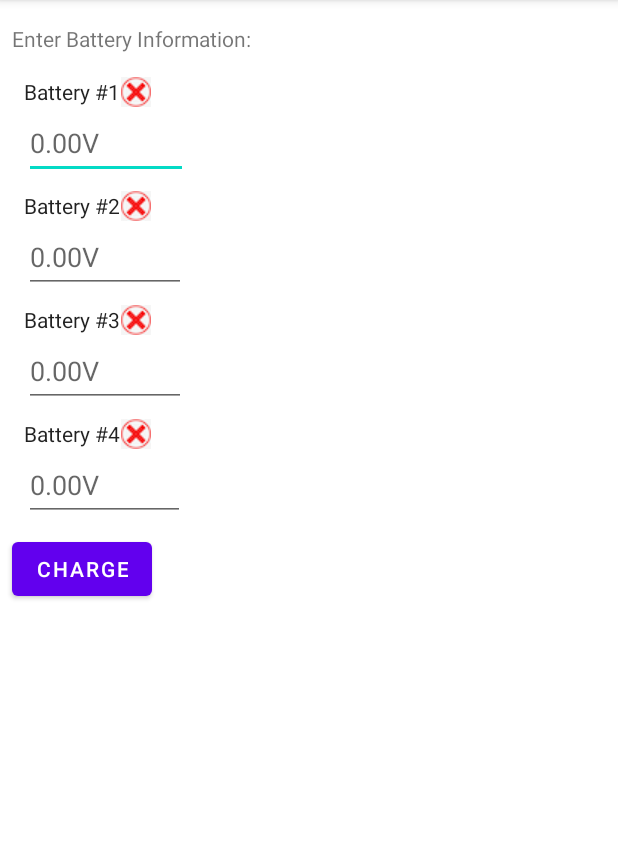
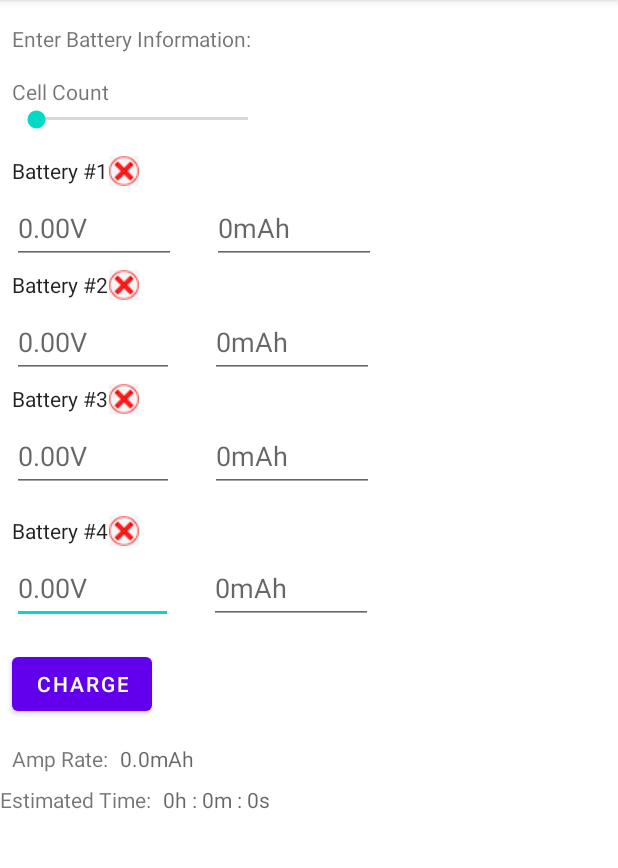
Before and after one commit to brandngo/BatteryHelper, an Android app: the screen it shows after launch (MainActivity), on a phone screen of 412 x 824 dp, the part 84-952 px from its top. Run offline under Robolectric (Android 15) with nearby library versions, the phone set to English and light mode, and no system bars.

Commit message:
Finished design layout for cell count, amp rate, estimated time

```diff
--- a/app/src/main/res/layout/activity_main.xml
+++ b/app/src/main/res/layout/activity_main.xml
@@ -16,80 +16,49 @@
         app:layout_constraintStart_toStartOf="parent"
         app:layout_constraintTop_toTopOf="parent" />
 
+    <CheckedTextView
+        android:id="@+id/bat1label"
+        android:layout_width="wrap_content"
+        android:layout_height="wrap_content"
+        android:layout_marginStart="8dp"
+        android:layout_marginTop="16dp"
+        android:checkMark="@drawable/error"
+        android:text="Battery #1"
+        app:layout_constraintStart_toStartOf="parent"
+        app:layout_constraintTop_toBottomOf="@+id/seekBar" />
+
+    <EditText
+        android:id="@+id/bat4Voltage"
+        android:layout_width="107dp"
+        android:layout_height="48dp"
+        android:layout_marginStart="8dp"
+        android:layout_marginTop="4dp"
+        android:ems="10"
+        android:hint="0.00V"
+        android:inputType="numberDecimal"
+        app:layout_constraintStart_toStartOf="parent"
+        app:layout_constraintTop_toBottomOf="@+id/bat4label" />
+
     <EditText
         android:id="@+id/bat1Voltage"
         android:layout_width="109dp"
         android:layout_height="48dp"
-        android:layout_marginStart="16dp"
+        android:layout_marginStart="8dp"
+        android:layout_marginTop="4dp"
         android:ems="10"
         android:hint="0.00V"
         android:inputType="numberDecimal"
         app:layout_constraintStart_toStartOf="parent"
         app:layout_constraintTop_toBottomOf="@+id/bat1label" />
 
-    <EditText
-        android:id="@+id/bat3Voltage"
-        android:layout_width="108dp"
-        android:layout_height="48dp"
-        android:layout_marginStart="16dp"
-        android:ems="10"
-        android:hint="0.00V"
-        android:inputType="numberDecimal"
-        app:layout_constraintStart_toStartOf="parent"
-        app:layout_constraintTop_toBottomOf="@+id/bat3label" />
-
-    <EditText
-        android:id="@+id/bat4Voltage"
-        android:layout_width="107dp"
-        android:layout_height="48dp"
-        android:layout_marginStart="16dp"
-        android:ems="10"
-        android:hint="0.00V"
-        android:inputType="numberDecimal"
-        app:layout_constraintStart_toStartOf="parent"
-        app:layout_constraintTop_toBottomOf="@+id/bat4label" />
-
-    <CheckedTextView
-        android:id="@+id/bat4label"
-        android:layout_width="wrap_content"
-        android:layout_height="wrap_content"
-        android:layout_marginStart="16dp"
-        android:layout_marginTop="8dp"
-        android:text="Battery #4"
-        android:checkMark="@drawable/error"
-        app:layout_constraintStart_toStartOf="parent"
-        app:layout_constraintTop_toBottomOf="@+id/bat3Voltage" />
-
-    <CheckedTextView
-        android:id="@+id/bat1label"
-        android:layout_width="wrap_content"
-        android:layout_height="wrap_content"
-        android:layout_marginStart="16dp"
-        android:layout_marginTop="16dp"
-        android:text="Battery #1"
-        android:checkMark="@drawable/error"
-        app:layout_constraintStart_toStartOf="parent"
-        app:layout_constraintTop_toBottomOf="@+id/batterylist" />
-
-    <CheckedTextView
-        android:id="@+id/bat3label"
-        android:layout_width="wrap_content"
-        android:layout_height="wrap_content"
-        android:layout_marginStart="16dp"
-        android:layout_marginTop="8dp"
-        android:checkMark="@drawable/error"
-        android:text="Battery #3"
-        app:layout_constraintStart_toStartOf="parent"
-        app:layout_constraintTop_toBottomOf="@+id/bat2Voltage" />
-
     <CheckedTextView
         android:id="@+id/bat2label"
         android:layout_width="wrap_content"
         android:layout_height="wrap_content"
-        android:layout_marginStart="16dp"
-        android:layout_marginTop="8dp"
+        android:layout_marginStart="8dp"
+        android:layout_marginTop="4dp"
+        android:checkMark="@drawable/error"
         android:text="Battery #2"
-        android:checkMark="@drawable/error"
         app:layout_constraintStart_toStartOf="parent"
         app:layout_constraintTop_toBottomOf="@+id/bat1Voltage" />
 
@@ -97,21 +66,163 @@
         android:id="@+id/bat2Voltage"
         android:layout_width="108dp"
         android:layout_height="48dp"
-        android:layout_marginStart="16dp"
+        android:layout_marginStart="8dp"
+        android:layout_marginTop="4dp"
         android:ems="10"
         android:hint="0.00V"
         android:inputType="numberDecimal"
         app:layout_constraintStart_toStartOf="parent"
         app:layout_constraintTop_toBottomOf="@+id/bat2label" />
 
+    <EditText
+        android:id="@+id/bat3Voltage"
+        android:layout_width="108dp"
+        android:layout_height="48dp"
+        android:layout_marginStart="8dp"
+        android:layout_marginTop="4dp"
+        android:ems="10"
+        android:hint="0.00V"
+        android:inputType="numberDecimal"
+        app:layout_constraintStart_toStartOf="parent"
+        app:layout_constraintTop_toBottomOf="@+id/bat3label" />
+
+    <CheckedTextView
+        android:id="@+id/bat4label"
+        android:layout_width="wrap_content"
+        android:layout_height="wrap_content"
+        android:layout_marginStart="8dp"
+        android:layout_marginTop="16dp"
+        android:checkMark="@drawable/error"
+        android:text="Battery #4"
+        app:layout_constraintStart_toStartOf="parent"
+        app:layout_constraintTop_toBottomOf="@+id/bat3Voltage" />
+
     <Button
         android:id="@+id/chargeBtn"
         android:layout_width="wrap_content"
         android:layout_height="wrap_content"
         android:layout_marginStart="8dp"
-        android:layout_marginTop="8dp"
+        android:layout_marginTop="16dp"
         android:text="Charge"
         app:layout_constraintStart_toStartOf="parent"
         app:layout_constraintTop_toBottomOf="@+id/bat4Voltage" />
 
+    <CheckedTextView
+        android:id="@+id/bat3label"
+        android:layout_width="wrap_content"
+        android:layout_height="wrap_content"
+        android:layout_marginStart="8dp"
+        android:layout_marginTop="4dp"
+        android:checkMark="@drawable/error"
+        android:text="Battery #3"
+        app:layout_constraintStart_toStartOf="parent"
+        app:layout_constraintTop_toBottomOf="@+id/bat2Voltage" />
+
+    <SeekBar
+        android:id="@+id/seekBar"
+        android:layout_width="173dp"
+        android:layout_height="17dp"
+        android:layout_marginStart="8dp"
+        android:max="6"
+        android:min="1"
+        app:layout_constraintStart_toStartOf="parent"
+        app:layout_constraintTop_toBottomOf="@+id/cellCountSlider" />
+
+    <TextView
+        android:id="@+id/cellCountSlider"
+        android:layout_width="wrap_content"
+        android:layout_height="wrap_content"
+        android:layout_marginStart="8dp"
+        android:layout_marginTop="16dp"
+        android:text="Cell Count"
+        app:layout_constraintStart_toStartOf="parent"
+        app:layout_constraintTop_toBottomOf="@+id/batterylist" />
+
+    <EditText
+        android:id="@+id/bat1amp"
+        android:layout_width="109dp"
+        android:layout_height="48dp"
+        android:layout_marginStart="24dp"
+        android:layout_marginTop="4dp"
+        android:ems="10"
+        android:hint="0mAh"
+        android:inputType="number"
+        app:layout_constraintStart_toEndOf="@+id/bat1Voltage"
+        app:layout_constraintTop_toBottomOf="@+id/bat1label" />
+
+    <EditText
+        android:id="@+id/bat2amp"
+        android:layout_width="109dp"
+        android:layout_height="48dp"
+        android:layout_marginStart="24dp"
+        android:layout_marginTop="4dp"
+        android:ems="10"
+        android:hint="0mAh"
+        android:inputType="number"
+        app:layout_constraintStart_toEndOf="@+id/bat2Voltage"
+        app:layout_constraintTop_toBottomOf="@+id/bat2label" />
+
+    <EditText
+        android:id="@+id/bat3amp"
+        android:layout_width="109dp"
+        android:layout_height="48dp"
+        android:layout_marginStart="24dp"
+        android:layout_marginTop="4dp"
+        android:ems="10"
+        android:hint="0mAh"
+        android:inputType="number"
+        app:layout_constraintStart_toEndOf="@+id/bat3Voltage"
+        app:layout_constraintTop_toBottomOf="@+id/bat3label" />
+
+    <EditText
+        android:id="@+id/bat4amp"
+        android:layout_width="109dp"
+        android:layout_height="48dp"
+        android:layout_marginStart="24dp"
+        android:layout_marginTop="4dp"
+        android:ems="10"
+        android:hint="0mAh"
+        android:inputType="number"
+        app:layout_constraintStart_toEndOf="@+id/bat4Voltage"
+        app:layout_constraintTop_toBottomOf="@+id/bat4label" />
+
+    <TextView
+        android:id="@+id/amprate"
+        android:layout_width="wrap_content"
+        android:layout_height="wrap_content"
+        android:layout_marginStart="8dp"
+        android:layout_marginTop="16dp"
+        android:text="Amp Rate:"
+        app:layout_constraintStart_toStartOf="parent"
+        app:layout_constraintTop_toBottomOf="@+id/chargeBtn" />
+
+    <TextView
+        android:id="@+id/ampRateValue"
+        android:layout_width="wrap_content"
+        android:layout_height="wrap_content"
+        android:layout_marginStart="8dp"
+        android:layout_marginTop="16dp"
+        android:hint="0.0mAh"
+        app:layout_constraintStart_toEndOf="@+id/amprate"
+        app:layout_constraintTop_toBottomOf="@+id/chargeBtn" />
+
+    <TextView
+        android:id="@+id/textView4"
+        android:layout_width="wrap_content"
+        android:layout_height="wrap_content"
+        android:layout_marginTop="8dp"
+        android:text="Estimated Time:"
+        app:layout_constraintTop_toBottomOf="@+id/amprate"
+        tools:layout_editor_absoluteX="8dp" />
+
+    <TextView
+        android:id="@+id/estTimeValue"
+        android:layout_width="wrap_content"
+        android:layout_height="wrap_content"
+        android:layout_marginStart="8dp"
+        android:layout_marginTop="8dp"
+        android:hint="0h : 0m : 0s"
+        app:layout_constraintStart_toEndOf="@+id/textView4"
+        app:layout_constraintTop_toBottomOf="@+id/amprate" />
+
 </androidx.constraintlayout.widget.ConstraintLayout>
```
